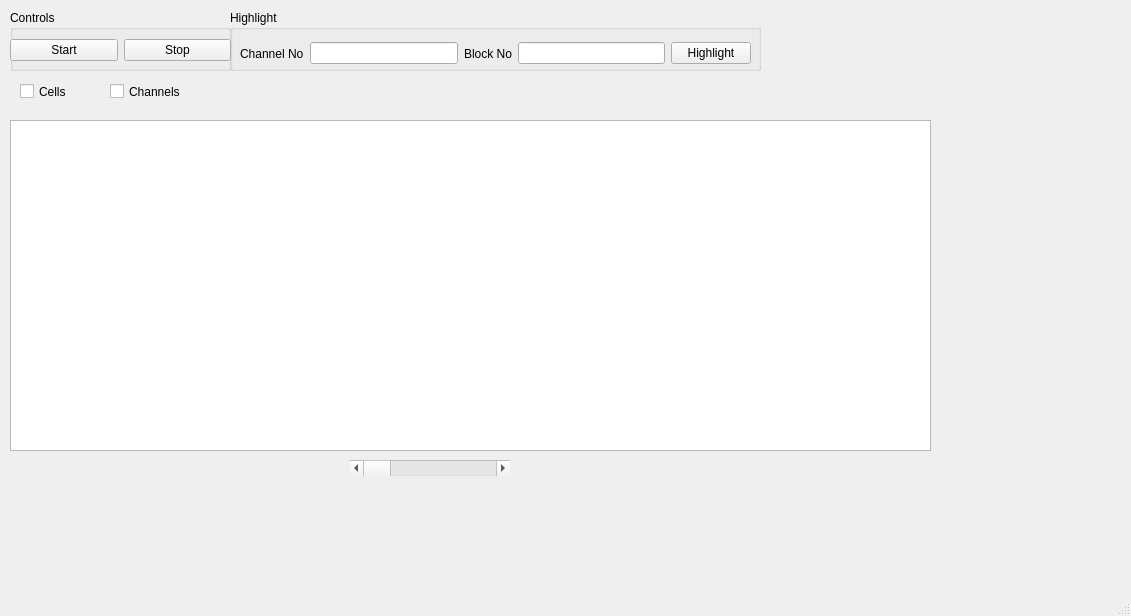
This is narsil/liverun/ui/liveWindow.ui in karempudi/narsil as Qt 5 draws it before an edit. The edited form follows.
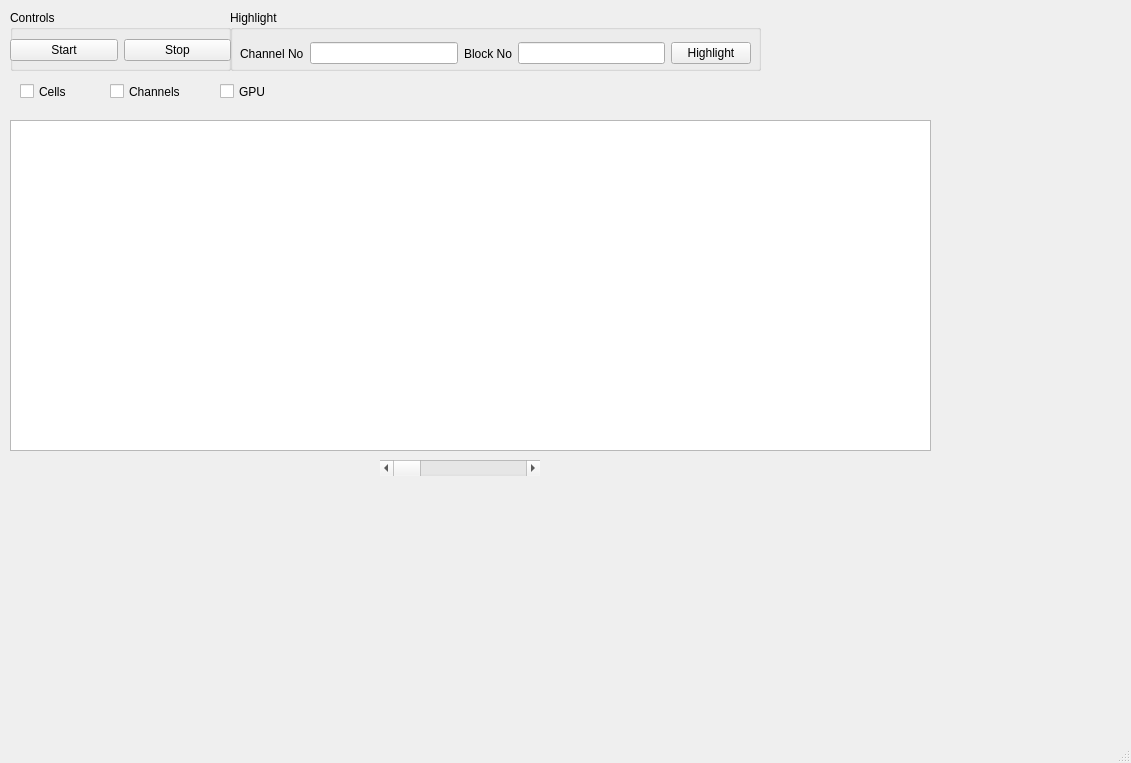
This is the edited form. Custom widgets are drawn as their Qt base class.

Commit message: Fake acquiring setup in live window for testing nets

What changed in the file:
```diff
--- a/narsil/liverun/ui/liveWindow.ui
+++ b/narsil/liverun/ui/liveWindow.ui
@@ -7,7 +7,7 @@
     <x>0</x>
     <y>0</y>
     <width>1131</width>
-    <height>616</height>
+    <height>763</height>
    </rect>
   </property>
   <property name="windowTitle">
@@ -118,7 +118,7 @@
    <widget class="QScrollBar" name="horizontalScrollBar">
     <property name="geometry">
      <rect>
-      <x>350</x>
+      <x>380</x>
       <y>460</y>
       <width>160</width>
       <height>16</height>
@@ -154,6 +154,19 @@
      <string>Channels</string>
     </property>
    </widget>
+   <widget class="QCheckBox" name="gpuCheckBox">
+    <property name="geometry">
+     <rect>
+      <x>220</x>
+      <y>80</y>
+      <width>92</width>
+      <height>23</height>
+     </rect>
+    </property>
+    <property name="text">
+     <string>GPU</string>
+    </property>
+   </widget>
   </widget>
   <widget class="QMenuBar" name="menubar">
    <property name="geometry">
```
Left out of the diff: 2 changed lines with no effect on the pictures. The commit also changes 3 other files.
